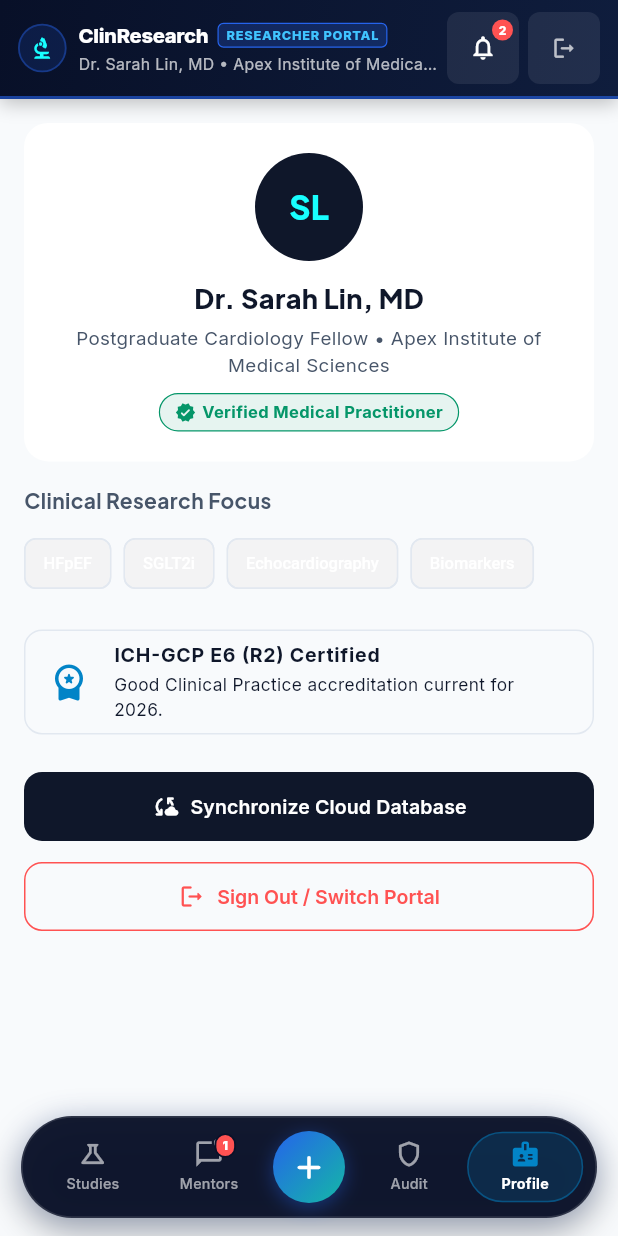
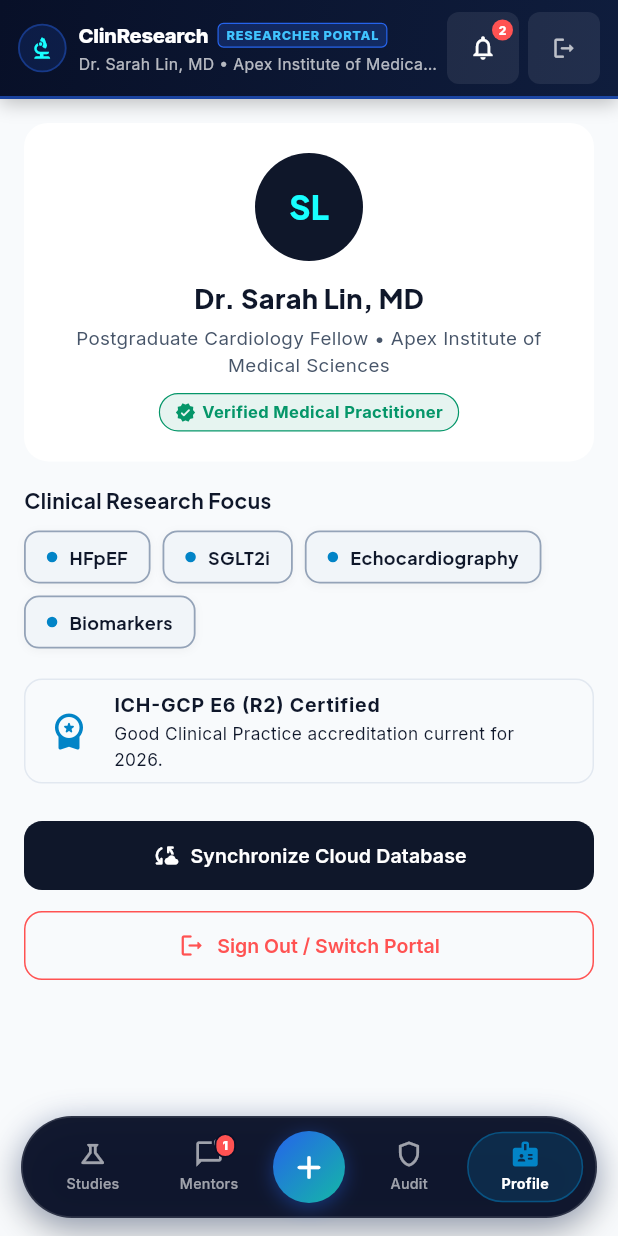
Before and after one commit to AbdurRahman-05/medical-app-backend, a Flutter app: the HomeScreen screen opened directly, item 5 of the bottom bar chosen, on a phone screen of 412 x 824 dp. Run offline on Flutter 3.47's test engine with Material 3 defaults, Android fonts, the phone set to English and light mode, and no system bars; our stand-ins replace flutter_riverpod, google_fonts; missing offline and left inert: postgres; network calls fail.

Commit message:
fix(ui): Enhance Clinical Research Focus tags visibility with high-contrast borders and solid styling

```diff
--- a/lib/features/home/home_screen.dart
+++ b/lib/features/home/home_screen.dart
@@ -954,15 +954,57 @@ class _HomeScreenState extends ConsumerState<HomeScreen> {
           const SizedBox(height: 16),
 
           // Clinical Specialty & Keywords
-          Text('Clinical Research Focus', style: GoogleFonts.plusJakartaSans(fontSize: 14, fontWeight: FontWeight.w700)),
-          const SizedBox(height: 8),
+          Text(
+            'Clinical Research Focus',
+            style: GoogleFonts.plusJakartaSans(
+              fontSize: 14,
+              fontWeight: FontWeight.w700,
+              color: AppTheme.textPrimary,
+            ),
+          ),
+          const SizedBox(height: 10),
           Wrap(
             spacing: 8,
             runSpacing: 8,
-            children: user.researchKeywords.map((kw) => Chip(
-              label: Text(kw, style: const TextStyle(fontSize: 11)),
-              backgroundColor: AppTheme.primaryNavy.withValues(alpha: 0.05),
-              padding: const EdgeInsets.symmetric(horizontal: 4),
+            children: user.researchKeywords.map((kw) => Container(
+              padding: const EdgeInsets.symmetric(horizontal: 14, vertical: 8),
+              decoration: BoxDecoration(
+                color: const Color(0xFFF1F5F9), // Slate 100 - crisp, non-transparent fill
+                borderRadius: BorderRadius.circular(10),
+                border: Border.all(
+                  color: const Color(0xFF94A3B8), // Slate 400 - high-contrast visible border on physical screens
+                  width: 1.2,
+                ),
+                boxShadow: [
+                  BoxShadow(
+                    color: Colors.black.withValues(alpha: 0.04),
+                    blurRadius: 4,
+                    offset: const Offset(0, 1.5),
+                  ),
+                ],
+              ),
+              child: Row(
+                mainAxisSize: MainAxisSize.min,
+                children: [
+                  Container(
+                    width: 7,
+                    height: 7,
+                    decoration: const BoxDecoration(
+                      color: AppTheme.accentCyan,
+                      shape: BoxShape.circle,
+                    ),
+                  ),
+                  const SizedBox(width: 8),
+                  Text(
+                    kw,
+                    style: GoogleFonts.plusJakartaSans(
+                      fontSize: 12,
+                      fontWeight: FontWeight.w700,
+                      color: const Color(0xFF0F172A), // Slate 900 - dark, crisp, clear text
+                    ),
+                  ),
+                ],
+              ),
             )).toList(),
           ),
           const SizedBox(height: 20),
```
